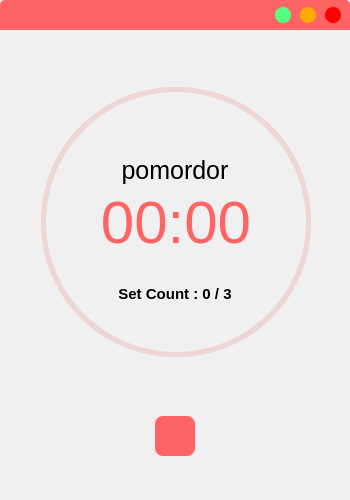
Qt form PomordorUI/src/TimerPage/TimerPage.ui (kiseop91/Pomordor) before a commit.
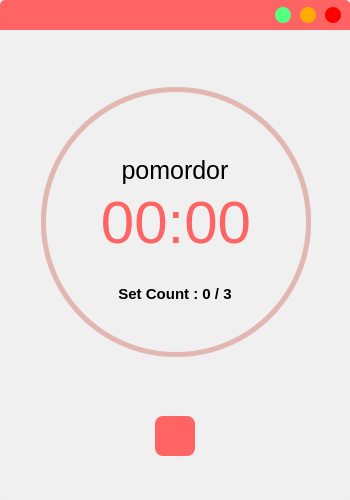
The same form after that commit. Icons and pictures are not drawn. Custom widgets are drawn as their Qt base class.

Commit message: UI Refactoring - Modify progress is displayed when progress is zero.

```diff
--- a/PomordorUI/src/TimerPage/TimerPage.ui
+++ b/PomordorUI/src/TimerPage/TimerPage.ui
@@ -318,7 +318,7 @@
          <property name="styleSheet">
           <string notr="true">QWidget{
    border-radius: 135px;
-   background-color: qconicalgradient(cx:0.5, cy:0.5, angle:90, stop:0.999 rgba(255, 255, 255, 0), stop:0.9991 rgba(227, 183, 177, 255));
+   background-color: qconicalgradient(cx:0.5, cy:0.5, angle:90, stop:1.000 rgba(255, 255, 255, 0), stop:1.000 rgba(227, 183, 177, 255));
 }</string>
          </property>
          <widget class="QPushButton" name="TimerButton">
```
Left out of the diff: 2 changed lines with no effect on the pictures. The commit also changes 1 other file.
